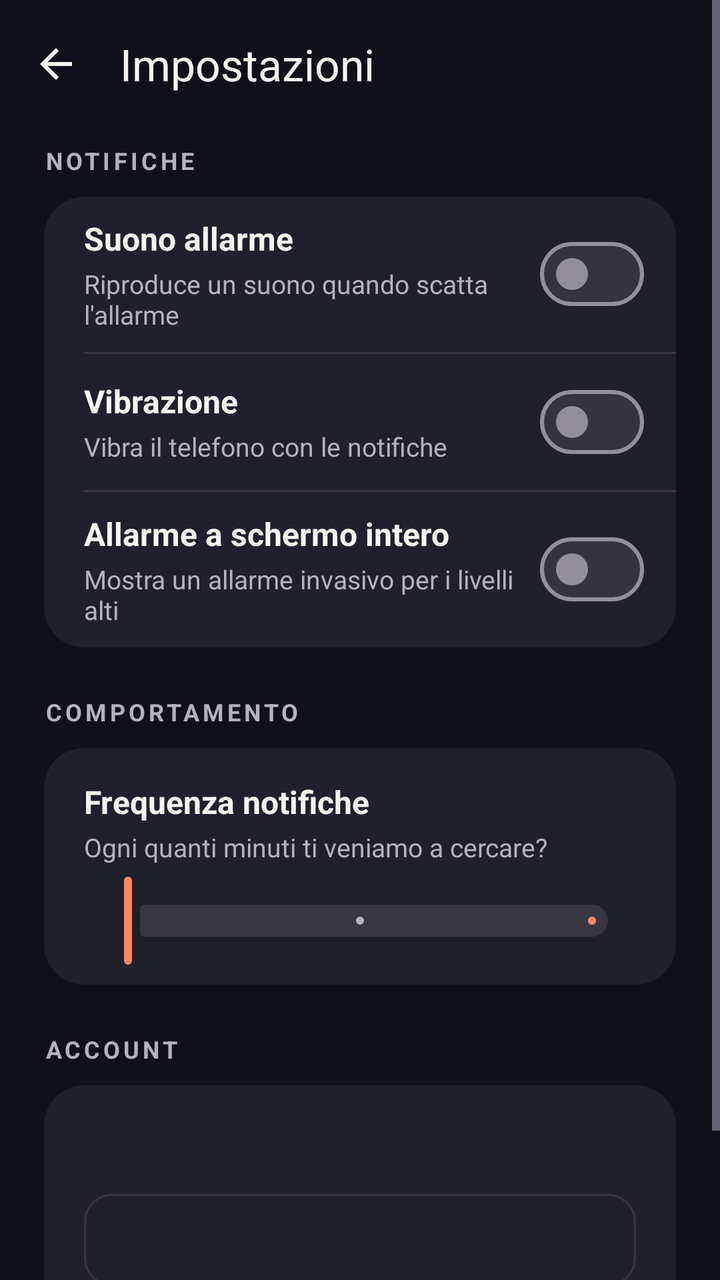
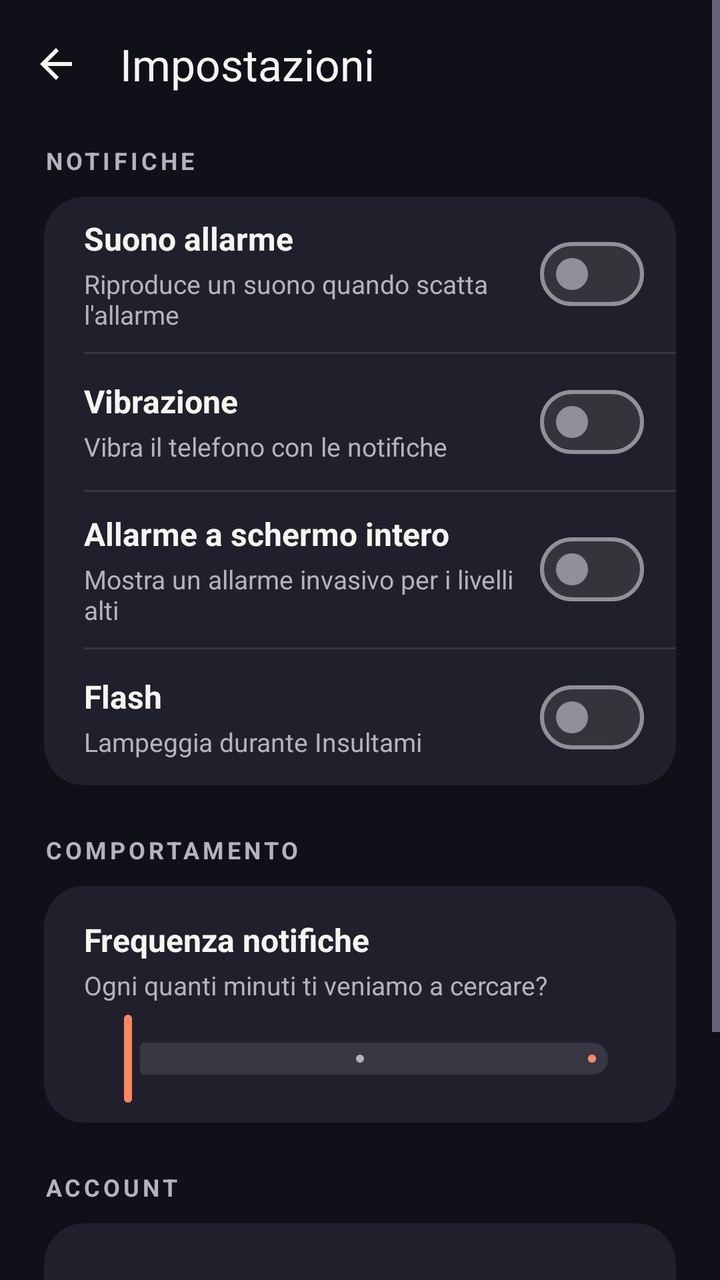

The first picture is an Android layout as it rendered before a commit; the second is the same layout after the commit. The layout source and the unified diff follow.
<!-- AndroidManifest.xml: activity theme Theme.Stacca -->
<!-- res/layout/activity_settings.xml -->
<?xml version="1.0" encoding="utf-8"?>
<ScrollView xmlns:android="http://schemas.android.com/apk/res/android"
    xmlns:app="http://schemas.android.com/apk/res-auto"
    android:layout_width="match_parent"
    android:layout_height="match_parent"
    android:background="@color/home_bg"
    android:fillViewport="true">

    <LinearLayout
        android:layout_width="match_parent"
        android:layout_height="wrap_content"
        android:orientation="vertical">

        
        <com.google.android.material.appbar.MaterialToolbar
            android:id="@+id/toolbar"
            android:layout_width="match_parent"
            android:layout_height="?attr/actionBarSize"
            android:background="@color/home_bg"
            app:navigationIcon="@drawable/ic_arrow_back"
            app:navigationIconTint="@color/home_text"
            app:title="@string/home_settings"
            app:titleTextColor="@color/home_text" />

        <LinearLayout
            android:layout_width="match_parent"
            android:layout_height="wrap_content"
            android:orientation="vertical"
            android:paddingStart="22dp"
            android:paddingEnd="22dp"
            android:paddingBottom="16dp">

            
            <TextView
                style="@style/Stacca.Settings.SectionLabel"
                android:text="@string/settings_section_notifications"
                android:layout_marginTop="8dp" />

            <com.google.android.material.card.MaterialCardView
                style="@style/Stacca.Settings.Card">

                <LinearLayout
                    android:layout_width="match_parent"
                    android:layout_height="wrap_content"
                    android:orientation="vertical">

                    
                    <LinearLayout style="@style/Stacca.Settings.Row">
                        <LinearLayout style="@style/Stacca.Settings.RowTexts">
                            <TextView
                                style="@style/Stacca.Settings.RowTitle"
                                android:text="@string/settings_sound" />
                            <TextView
                                style="@style/Stacca.Settings.RowDesc"
                                android:text="@string/settings_sound_desc" />
                        </LinearLayout>
                        <com.google.android.material.materialswitch.MaterialSwitch
                            android:id="@+id/switchSound"
                            android:layout_width="wrap_content"
                            android:layout_height="wrap_content" />
                    </LinearLayout>

                    <View style="@style/Stacca.Settings.Divider" />

                    
                    <LinearLayout style="@style/Stacca.Settings.Row">
                        <LinearLayout style="@style/Stacca.Settings.RowTexts">
                            <TextView
                                style="@style/Stacca.Settings.RowTitle"
                                android:text="@string/settings_vibration" />
                            <TextView
                                style="@style/Stacca.Settings.RowDesc"
                                android:text="@string/settings_vibration_desc" />
                        </LinearLayout>
                        <com.google.android.material.materialswitch.MaterialSwitch
                            android:id="@+id/switchVibration"
                            android:layout_width="wrap_content"
                            android:layout_height="wrap_content" />
                    </LinearLayout>

                    <View style="@style/Stacca.Settings.Divider" />

                    
                    <LinearLayout style="@style/Stacca.Settings.Row">
                        <LinearLayout style="@style/Stacca.Settings.RowTexts">
                            <TextView
                                style="@style/Stacca.Settings.RowTitle"
                                android:text="@string/settings_fullscreen" />
                            <TextView
                                style="@style/Stacca.Settings.RowDesc"
                                android:text="@string/settings_fullscreen_desc" />
                        </LinearLayout>
                        <com.google.android.material.materialswitch.MaterialSwitch
                            android:id="@+id/switchFullScreen"
                            android:layout_width="wrap_content"
                            android:layout_height="wrap_content" />
                    </LinearLayout>
                </LinearLayout>
            </com.google.android.material.card.MaterialCardView>

            
            <TextView
                style="@style/Stacca.Settings.SectionLabel"
                android:text="@string/settings_section_behavior" />

            <com.google.android.material.card.MaterialCardView
                style="@style/Stacca.Settings.Card">

                <LinearLayout
                    android:layout_width="match_parent"
                    android:layout_height="wrap_content"
                    android:orientation="vertical"
                    android:paddingStart="20dp"
                    android:paddingEnd="20dp"
                    android:paddingTop="16dp"
                    android:paddingBottom="8dp">

                    <LinearLayout
                        android:layout_width="match_parent"
                        android:layout_height="wrap_content"
                        android:orientation="horizontal"
                        android:gravity="center_vertical">

                        <TextView
                            style="@style/Stacca.Settings.RowTitle"
                            android:layout_width="0dp"
                            android:layout_weight="1"
                            android:text="@string/settings_escalation_speed" />

                        <TextView
                            android:id="@+id/tvSpeedLabel"
                            android:layout_width="wrap_content"
                            android:layout_height="wrap_content"
                            android:textSize="14sp"
                            android:textStyle="bold"
                            android:fontFeatureSettings="tnum"
                            android:textColor="@color/home_accent" />
                    </LinearLayout>

                    <TextView
                        style="@style/Stacca.Settings.RowDesc"
                        android:text="@string/settings_escalation_speed_desc" />

                    <com.google.android.material.slider.Slider
                        android:id="@+id/sliderEscalation"
                        android:layout_width="match_parent"
                        android:layout_height="wrap_content"
                        android:layout_marginTop="4dp"
                        android:valueFrom="0"
                        android:valueTo="2"
                        android:stepSize="1"
                        app:trackColorActive="@color/home_accent"
                        app:trackColorInactive="@color/home_border"
                        app:thumbColor="@color/home_accent"
                        app:tickColorActive="@color/home_on_accent"
                        app:tickColorInactive="@color/home_text_secondary"
                        app:labelBehavior="gone" />
                </LinearLayout>
            </com.google.android.material.card.MaterialCardView>

            
            <TextView
                style="@style/Stacca.Settings.SectionLabel"
                android:text="@string/settings_section_account" />

            <com.google.android.material.card.MaterialCardView
                style="@style/Stacca.Settings.Card">

                <LinearLayout
                    android:layout_width="match_parent"
                    android:layout_height="wrap_content"
                    android:orientation="vertical"
                    android:padding="20dp">

                    <TextView
                        android:id="@+id/tvAccountStatus"
                        android:layout_width="match_parent"
                        android:layout_height="wrap_content"
                        android:textSize="15sp"
                        android:textColor="@color/home_text"
                        android:layout_marginBottom="14dp" />

                    <com.google.android.material.button.MaterialButton
                        android:id="@+id/btnAccountAction"
                        style="@style/Widget.Material3.Button.OutlinedButton"
                        android:layout_width="match_parent"
                        android:layout_height="46dp"
                        android:insetTop="0dp"
                        android:insetBottom="0dp"
                        android:textSize="15sp"
                        android:textStyle="bold"
                        android:textAllCaps="false"
                        android:letterSpacing="0"
                        android:textColor="@color/home_text"
                        app:strokeColor="@color/home_border"
                        app:strokeWidth="1dp"
                        app:cornerRadius="14dp" />
                </LinearLayout>
            </com.google.android.material.card.MaterialCardView>

            
            <TextView
                android:id="@+id/tvVersion"
                android:layout_width="match_parent"
                android:layout_height="wrap_content"
                android:text="@string/settings_version"
                android:textSize="13sp"
                android:textColor="@color/text_hint"
                android:gravity="center"
                android:layout_marginTop="28dp" />

        </LinearLayout>
    </LinearLayout>
</ScrollView>
<!-- resources referenced by this layout -->
<resources>
  <color name="home_accent">#FF875F</color>
  <color name="home_bg">#101019</color>
  <color name="home_border">#383643</color>
  <color name="home_on_accent">#20110B</color>
  <color name="home_text">#F8F5F0</color>
  <color name="home_text_secondary">#B6B1BF</color>
  <color name="text_hint">#6E6E8A</color>
  <string name="home_settings">Impostazioni</string>
  <string name="settings_escalation_speed">Frequenza notifiche</string>
  <string name="settings_escalation_speed_desc">Ogni quanti minuti ti veniamo a cercare?</string>
  <string name="settings_fullscreen">Allarme a schermo intero</string>
  <string name="settings_fullscreen_desc">Mostra un allarme invasivo per i livelli alti</string>
  <string name="settings_section_account">Account</string>
  <string name="settings_section_behavior">Comportamento</string>
  <string name="settings_section_notifications">Notifiche</string>
  <string name="settings_sound">Suono allarme</string>
  <string name="settings_sound_desc">Riproduce un suono quando scatta l\'allarme</string>
  <string name="settings_version">Stacca! v%1$s — Fatto con ❤️ e cattiveria</string>
  <string name="settings_vibration">Vibrazione</string>
  <string name="settings_vibration_desc">Vibra il telefono con le notifiche</string>
  <style name="Stacca.Settings.Card" parent="Widget.Material3.CardView.Filled">
          <item name="android:layout_width">match_parent</item>
          <item name="android:layout_height">wrap_content</item>
          <item name="cardBackgroundColor">@color/home_surface</item>
          <item name="cardCornerRadius">20dp</item>
          <item name="cardElevation">0dp</item>
          <item name="strokeWidth">0dp</item>
      </style>
  <style name="Stacca.Settings.Divider">
          <item name="android:layout_width">match_parent</item>
          <item name="android:layout_height">1dp</item>
          <item name="android:layout_marginStart">20dp</item>
          <item name="android:background">@color/home_border</item>
      </style>
  <style name="Stacca.Settings.RowDesc">
          <item name="android:layout_width">wrap_content</item>
          <item name="android:layout_height">wrap_content</item>
          <item name="android:layout_marginTop">3dp</item>
          <item name="android:textSize">13sp</item>
          <item name="android:textColor">@color/home_text_secondary</item>
      </style>
  <style name="Stacca.Settings.RowTexts">
          <item name="android:layout_width">0dp</item>
          <item name="android:layout_height">wrap_content</item>
          <item name="android:layout_weight">1</item>
          <item name="android:layout_marginEnd">12dp</item>
          <item name="android:orientation">vertical</item>
      </style>
  <style name="Stacca.Settings.RowTitle">
          <item name="android:layout_width">wrap_content</item>
          <item name="android:layout_height">wrap_content</item>
          <item name="android:textSize">16sp</item>
          <item name="android:textStyle">bold</item>
          <item name="android:textColor">@color/home_text</item>
      </style>
  <color name="home_surface">#20202C</color>
  <dimen name="settings_row_min_height">52dp</dimen>
  <dimen name="settings_row_padding_v">10dp</dimen>
  <color name="primary">#FF6B35</color>
  <color name="primary_dark">#E55A2B</color>
  <color name="on_primary">#FFFFFF</color>
  <color name="secondary">#7B2FF7</color>
  <color name="on_secondary">#FFFFFF</color>
  <color name="tertiary">#00C9A7</color>
  <color name="on_tertiary">#FFFFFF</color>
  <color name="background_dark">#0D0D1A</color>
  <color name="surface">#16213E</color>
  <color name="surface_variant">#1E2A4A</color>
  <color name="text_primary">#FFFFFF</color>
  <color name="text_secondary">#B0B0CC</color>
  <!-- unchanged entries left out for length: 4 -->
</resources>

<!-- the commit's change to res/layout/activity_settings.xml (unified diff, before → after) -->
@@ -92,6 +92,24 @@
                         </LinearLayout>
                         <com.google.android.material.materialswitch.MaterialSwitch
                             android:id="@+id/switchFullScreen"
+                            android:layout_width="wrap_content"
+                            android:layout_height="wrap_content" />
+                    </LinearLayout>
+
+                    <View style="@style/Stacca.Settings.Divider" />
+
+                    
+                    <LinearLayout style="@style/Stacca.Settings.Row">
+                        <LinearLayout style="@style/Stacca.Settings.RowTexts">
+                            <TextView
+                                style="@style/Stacca.Settings.RowTitle"
+                                android:text="@string/settings_flash" />
+                            <TextView
+                                style="@style/Stacca.Settings.RowDesc"
+                                android:text="@string/settings_flash_desc" />
+                        </LinearLayout>
+                        <com.google.android.material.materialswitch.MaterialSwitch
+                            android:id="@+id/switchFlash"
                             android:layout_width="wrap_content"
                             android:layout_height="wrap_content" />
                     </LinearLayout>
<!-- resource entries referenced after the edit -->
@@ -10,6 +10,8 @@
   <string name="home_settings">Impostazioni</string>
   <string name="settings_escalation_speed">Frequenza notifiche</string>
   <string name="settings_escalation_speed_desc">Ogni quanti minuti ti veniamo a cercare?</string>
+  <string name="settings_flash">Flash</string>
+  <string name="settings_flash_desc">Lampeggia durante Insultami</string>
   <string name="settings_fullscreen">Allarme a schermo intero</string>
   <string name="settings_fullscreen_desc">Mostra un allarme invasivo per i livelli alti</string>
   <string name="settings_section_account">Account</string>
